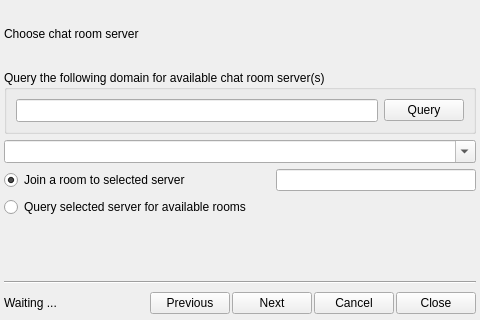
Qt form share/skins/default/joinmucwizard.ui (itds-consulting/yate) before a commit.
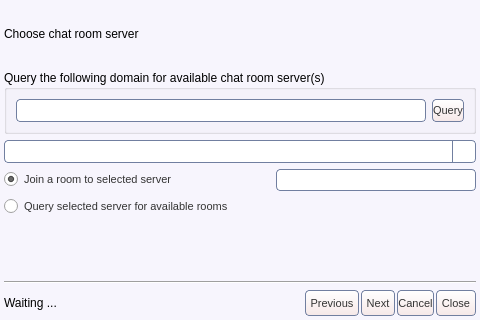
The same form after that commit. The open tabs and pages were chosen to show the change. Icons and pictures are not drawn.

Commit message: Moved channel control buttons to channel item in channels list. Conference and transfer are now done from master channel and shown in its item in channels list. Changed user interface colors and shapes.

```diff
--- a/share/skins/default/joinmucwizard.ui
+++ b/share/skins/default/joinmucwizard.ui
@@ -34,10 +34,93 @@
    <iconset>muc.png</iconset>
   </property>
   <property name="styleSheet" >
-   <string>QLabel[_yate_wizardpage_title="true"] {&#xd;
-  font-size: 20px;&#xd;
-  border-bottom: 1px solid blue;&#xd;
-}</string>
+   <string>QLabel[_yate_wizardpage_title="true"] {
+  font-size: 20px;
+  border-bottom: 1px solid blue;
+}
+QWidget#joinmucwizard {
+  background:#f7f5fd;
+}
+QLineEdit {
+  color:#333333;
+  border: 1px solid #717fa0;
+  border-radius: 4px;
+}
+QAbstractButton { font-size: 11px; color: #333333; }
+QToolButton {
+  border: 1px solid #717fa0;
+  border-radius: 4px;
+  background: qlineargradient(x1: 0, y1: 0, x2: 0, y2: 1, stop: 0 #ffffff, stop: 1 #f6e8e8);
+}
+QToolButton:hover { background: qlineargradient(x1: 0, y1: 0, x2: 0, y2: 1, stop: 0 #ffffff, stop: 1 #f9f3f3); }
+QToolButton:pressed { background: qlineargradient(x1: 0, y1: 0, x2: 0, y2: 1, stop: 0 #f6e8e8, stop: 1 #ffffff); }
+QPushButton {
+  border: 1px solid #717fa0;
+  border-radius: 4px;
+  background: qlineargradient(x1: 0, y1: 0, x2: 0, y2: 1, stop: 0 #ffffff, stop: 1 #f6e8e8);
+}
+QPushButton:hover { background: qlineargradient(x1: 0, y1: 0, x2: 0, y2: 1, stop: 0 #ffffff, stop: 1 #f9f3f3); }
+QPushButton:pressed { background: qlineargradient(x1: 0, y1: 0, x2: 0, y2: 1, stop: 0 #f6e8e8, stop: 1 #ffffff); }
+QComboBox::down-arrow { image: url(cb_arrow.png); }
+QComboBox::down-arrow:on { top: 1px; left: 1px; }
+QComboBox {
+  padding-left: 2px;
+  padding-right: 25px;
+  border: 1px solid #717fa0;
+  border-radius: 4px;
+}
+QComboBox::drop-down {
+  width: 22px;
+  border-left: 1px solid #717fa0;
+}
+QCheckBox::indicator:checked { image: url(checkbox_on.png); }
+QCheckBox::indicator:unchecked { image: url(checkbox_off.png); }
+QRadioButton::indicator:checked { image: url(radio_on.png); }
+QRadioButton::indicator:unchecked { image: url(radio_off.png); }
+QScrollBar { border: 1px solid #717fa0; background: white; }
+QScrollBar::handle {
+  background: qlineargradient(x1: 0, y1: 0, x2: 0, y2: 1, stop: 0 #ffffff, stop: 1 #f6e8e8);
+  border: 1px solid #717fa0;
+}
+QScrollBar:vertical {
+  width: 14px;
+  margin: 16px 0px 16px 0px;
+  border-top: 0px;
+  border-bottom: 0px;
+  border-right: 0px;
+}
+QScrollBar:horizontal {
+  height: 14px;
+  margin: 0px 16px 0px 16px;
+  border-left: 0px;
+  border-right: 0px;
+  border-bottom: 0px;
+}
+QScrollBar::add-line {
+  height: 13px;
+  width: 13px;
+  border: 1px solid #717fa0;
+  subcontrol-origin: margin;
+  background: qlineargradient(x1: 0, y1: 0, x2: 0, y2: 1, stop: 0 #ffffff, stop: 1 #f6e8e8);
+}
+QScrollBar::sub-line {
+  height: 13px;
+  width: 13px;
+  border: 1px solid #717fa0;
+  subcontrol-origin: margin;
+  background: qlineargradient(x1: 0, y1: 0, x2: 0, y2: 1, stop: 0 #ffffff, stop: 1 #f6e8e8);
+}
+QScrollBar::handle:vertical { border-left: 0px; border-right: 0px; }
+QScrollBar::handle:horizontal { border-top: 0px; border-bottom: 0px; }
+QScrollBar::add-line:vertical { subcontrol-position: bottom; image: url(scroll_down.png); height: 14px; }
+QScrollBar::sub-line:vertical { subcontrol-position: top; image: url(scroll_up.png); height: 14px; }
+QScrollBar::add-line:horizontal { subcontrol-position: right; image: url(scroll_right.png); width: 14px; }
+QScrollBar::sub-line:horizontal { subcontrol-position: left; image: url(scroll_left.png); width: 14px; }
+QScrollBar::up-arrow:pressed { border: 1px solid #717fa0; }
+QScrollBar::down-arrow:pressed { border: 1px solid #717fa0; }
+QScrollBar::left-arrow:pressed { border: 1px solid #717fa0; }
+QScrollBar::right-arrow:pressed { border: 1px solid #717fa0; }
+</string>
   </property>
   <property name="_yate_destroyonhide" stdset="0" >
    <bool>false</bool>
@@ -326,6 +409,24 @@
           </item>
           <item>
            <widget class="QPushButton" name="muc_query_servers" >
+            <property name="sizePolicy" >
+             <sizepolicy vsizetype="Fixed" hsizetype="Minimum" >
+              <horstretch>0</horstretch>
+              <verstretch>0</verstretch>
+             </sizepolicy>
+            </property>
+            <property name="minimumSize" >
+             <size>
+              <width>0</width>
+              <height>23</height>
+             </size>
+            </property>
+            <property name="maximumSize" >
+             <size>
+              <width>16777215</width>
+              <height>23</height>
+             </size>
+            </property>
             <property name="text" >
              <string>Query</string>
             </property>
@@ -948,39 +1049,90 @@
       </spacer>
      </item>
      <item>
-      <widget class="QPushButton" name="prev" >
+      <widget class="QToolButton" name="prev" >
+       <property name="minimumSize" >
+        <size>
+         <width>0</width>
+         <height>26</height>
+        </size>
+       </property>
+       <property name="maximumSize" >
+        <size>
+         <width>16777215</width>
+         <height>26</height>
+        </size>
+       </property>
+       <property name="toolTip" >
+        <string/>
+       </property>
        <property name="text" >
         <string>Previous</string>
        </property>
        <property name="icon" >
         <iconset>prev.png</iconset>
        </property>
-       <property name="iconSize" >
-        <size>
-         <width>16</width>
-         <height>16</height>
-        </size>
+       <property name="toolButtonStyle" >
+        <enum>Qt::ToolButtonTextBesideIcon</enum>
+       </property>
+       <property name="_yate_normal_icon" stdset="0" >
+        <string>left.png</string>
+       </property>
+       <property name="_yate_pressed_icon" stdset="0" >
+        <string>left_pressed.png</string>
+       </property>
+       <property name="_yate_hover_icon" stdset="0" >
+        <string>left_hover.png</string>
        </property>
       </widget>
      </item>
      <item>
-      <widget class="QPushButton" name="next" >
+      <widget class="QToolButton" name="next" >
+       <property name="minimumSize" >
+        <size>
+         <width>0</width>
+         <height>26</height>
+        </size>
+       </property>
+       <property name="maximumSize" >
+        <size>
+         <width>16777215</width>
+         <height>26</height>
+        </size>
+       </property>
        <property name="text" >
         <string>Next</string>
        </property>
        <property name="icon" >
         <iconset>next.png</iconset>
        </property>
-       <property name="iconSize" >
-        <size>
-         <width>16</width>
-         <height>16</height>
-        </size>
+       <property name="toolButtonStyle" >
+        <enum>Qt::ToolButtonTextBesideIcon</enum>
+       </property>
+       <property name="_yate_normal_icon" stdset="0" >
+        <string>right.png</string>
+       </property>
+       <property name="_yate_pressed_icon" stdset="0" >
+        <string>right_pressed.png</string>
+       </property>
+       <property name="_yate_hover_icon" stdset="0" >
+        <string>right_hover.png</string>
        </property>
       </widget>
      </item>
      <item>
       <widget class="QPushButton" name="cancel" >
+       <property name="minimumSize" >
+        <size>
+         <width>0</width>
+         <height>26</height>
+        </size>
+       </property>
+       <property name="maximumSize" >
+        <size>
+         <width>16777215</width>
+         <height>26</height>
+        </size>
+       </property>
        <property name="text" >
         <string>Cancel</string>
        </property>
@@ -993,15 +1145,42 @@
       </widget>
      </item>
      <item>
-      <widget class="QPushButton" name="button_hide" >
+      <widget class="QToolButton" name="button_hide" >
+       <property name="sizePolicy" >
+        <sizepolicy vsizetype="Fixed" hsizetype="Minimum" >
+         <horstretch>0</horstretch>
+         <verstretch>0</verstretch>
+        </sizepolicy>
+       </property>
+       <property name="minimumSize" >
+        <size>
+         <width>0</width>
+         <height>26</height>
+        </size>
+       </property>
+       <property name="maximumSize" >
+        <size>
+         <width>16777215</width>
+         <height>26</height>
+        </size>
+       </property>
        <property name="text" >
         <string>Close</string>
        </property>
-       <property name="iconSize" >
-        <size>
-         <width>16</width>
-         <height>16</height>
-        </size>
+       <property name="icon" >
+        <iconset>cancel.png</iconset>
+       </property>
+       <property name="toolButtonStyle" >
+        <enum>Qt::ToolButtonTextBesideIcon</enum>
+       </property>
+       <property name="_yate_normal_icon" stdset="0" >
+        <string>cancel.png</string>
+       </property>
+       <property name="_yate_pressed_icon" stdset="0" >
+        <string>cancel_pressed.png</string>
+       </property>
+       <property name="_yate_hover_icon" stdset="0" >
+        <string>cancel_hover.png</string>
        </property>
       </widget>
      </item>
```
Left out of the diff: 6 changed lines with no effect on the pictures. The commit also changes 200 other files.
